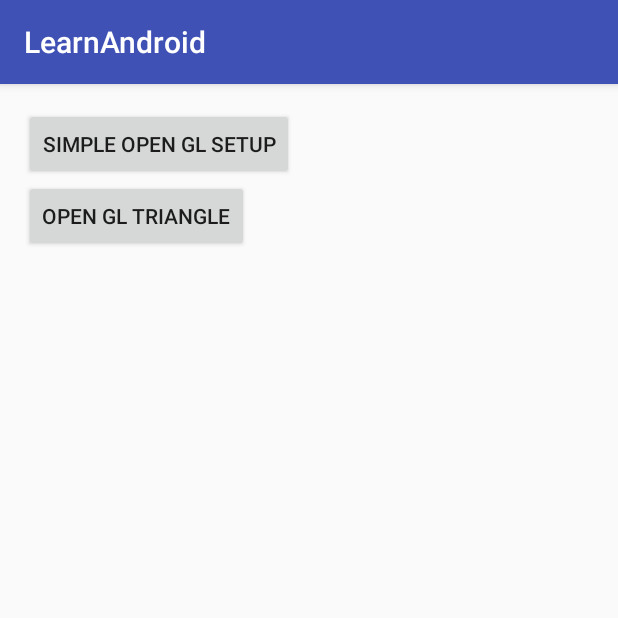
After one commit to anztrax/learn-making-android-app, an Android app: the LearnOpenGLMainActivity screen opened directly, with no data from a screen before it, on a phone screen of 412 x 824 dp, the top half of it. The commit adds this screen. Run offline under Robolectric (Android 15) with nearby library versions, the phone set to English and light mode, and no system bars.

Commit message:
add simple OpenGL example and DrawSimpleShape (Triangle using openGL) activity

```diff
--- /dev/null
+++ b/app/src/main/java/com/hello/test/learnandroid/LearnOpenGLMainActivity.java
@@ -0,0 +1,28 @@
+package com.hello.test.learnandroid;
+
+import android.content.Intent;
+import android.support.v7.app.AppCompatActivity;
+import android.os.Bundle;
+import android.view.View;
+
+import com.hello.test.learnandroid.opengles.DrawSimpleShapeActivity;
+import com.hello.test.learnandroid.opengles.SimpleOpenGL;
+
+public class LearnOpenGLMainActivity extends AppCompatActivity {
+
+  @Override
+  protected void onCreate(Bundle savedInstanceState) {
+    super.onCreate(savedInstanceState);
+    setContentView(R.layout.activity_learn_open_glmain);
+  }
+
+  public void onClickSimpleOpenGLSetup(View view){
+    Intent intent = new Intent(getApplicationContext(), SimpleOpenGL.class);
+    startActivity(intent);
+  }
+
+  public void onClickDrawSimpleShapeActivity(View view){
+    Intent intent = new Intent(getApplicationContext(), DrawSimpleShapeActivity.class);
+    startActivity(intent);
+  }
+}
--- /dev/null
+++ b/app/src/main/res/layout/activity_learn_open_glmain.xml
@@ -0,0 +1,24 @@
+<?xml version="1.0" encoding="utf-8"?>
+<LinearLayout
+    android:id="@+id/activity_learn_open_glmain"
+    xmlns:android="http://schemas.android.com/apk/res/android"
+    xmlns:tools="http://schemas.android.com/tools"
+    android:layout_width="match_parent"
+    android:layout_height="match_parent"
+    android:orientation="vertical"
+    android:paddingBottom="@dimen/activity_vertical_margin"
+    android:paddingLeft="@dimen/activity_horizontal_margin"
+    android:paddingRight="@dimen/activity_horizontal_margin"
+    android:paddingTop="@dimen/activity_vertical_margin"
+    tools:context="com.hello.test.learnandroid.LearnOpenGLMainActivity">
+    <Button
+        android:onClick="onClickSimpleOpenGLSetup"
+        android:text="Simple Open GL Setup"
+        android:layout_width="wrap_content"
+        android:layout_height="wrap_content"/>
+    <Button
+        android:text="Open GL Triangle"
+        android:onClick="onClickDrawSimpleShapeActivity"
+        android:layout_width="wrap_content"
+        android:layout_height="wrap_content"/>
+</LinearLayout>
```
Also changed, not shown: app/src/main/AndroidManifest.xml (+7 -0 lines), app/src/main/java/com/hello/test/learnandroid/MainActivity.java (+4 -0 lines), app/src/main/java/com/hello/test/learnandroid/opengles/DrawSimpleShapeActivity.java (added, +56 -0 lines), app/src/main/java/com/hello/test/learnandroid/opengles/SimpleOpenGL.java (added, +52 -0 lines), app/src/main/java/com/hello/test/learnandroid/opengles/openglshape/Triangle.java (added, +67 -0 lines), app/src/main/res/layout/activity_main.xml (+8 -0 lines).
